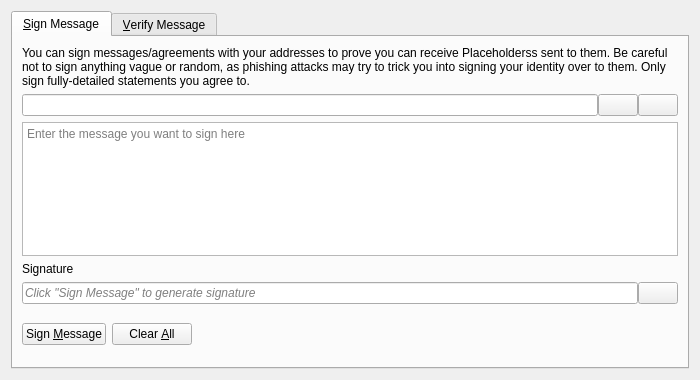
Above: src/qt/forms/signverifymessagedialog.ui from VeriBlock/pop-phl before the change. Below: the same form after it.
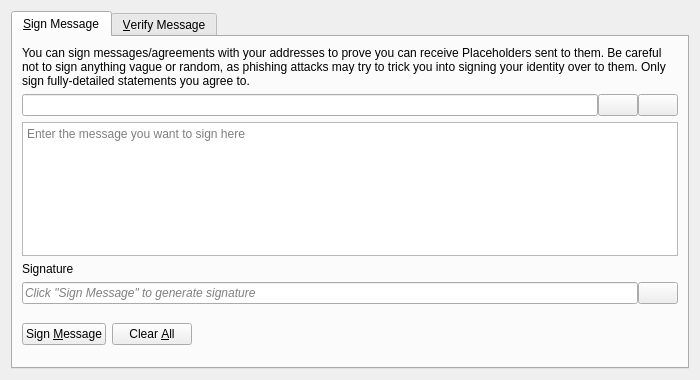
That is the form after the change. Icons and pictures are not drawn. Custom widgets are drawn as their Qt base class.

```diff
--- a/src/qt/forms/signverifymessagedialog.ui
+++ b/src/qt/forms/signverifymessagedialog.ui
@@ -30,7 +30,7 @@
        <item>
         <widget class="QLabel" name="infoLabel_SM">
          <property name="text">
-          <string>You can sign messages/agreements with your addresses to prove you can receive Placeholderss sent to them. Be careful not to sign anything vague or random, as phishing attacks may try to trick you into signing your identity over to them. Only sign fully-detailed statements you agree to.</string>
+          <string>You can sign messages/agreements with your addresses to prove you can receive Placeholders sent to them. Be careful not to sign anything vague or random, as phishing attacks may try to trick you into signing your identity over to them. Only sign fully-detailed statements you agree to.</string>
          </property>
          <property name="textFormat">
           <enum>Qt::PlainText</enum>
```
